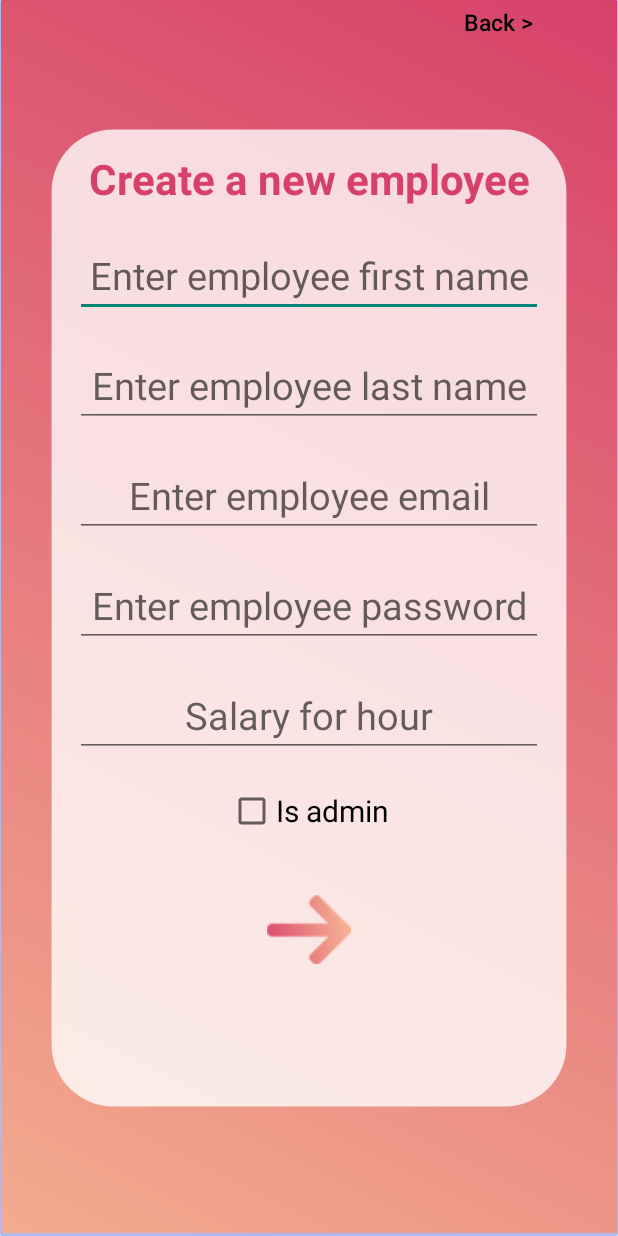
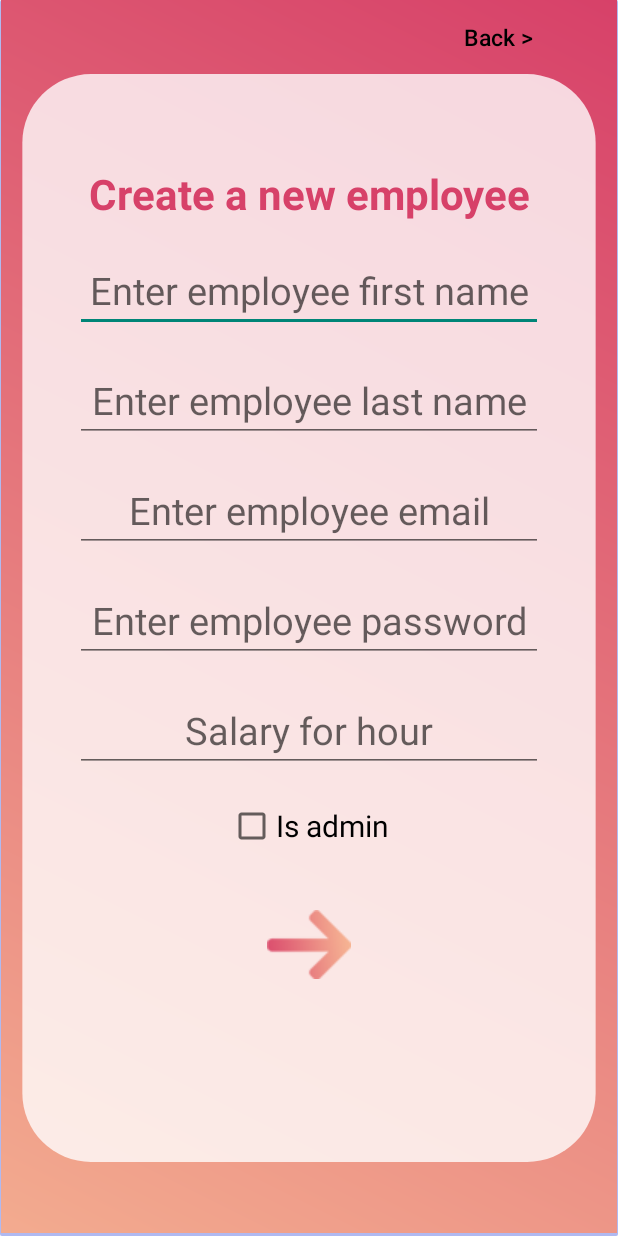
Before and after one commit to Maorm2/ShiftManagment, an Android app: the fragment NewEmployeeFragment shown on its own in the app's theme, on a phone screen of 412 x 824 dp. Run offline under Robolectric (Android 15) with nearby library versions, the phone set to English and light mode, and no system bars; our stand-ins replace Firebase (no records; nobody signed in at launch, a user with empty details on screens opened directly).

```diff
--- a/app/src/main/res/layout/activity_admin_page_view.xml
+++ b/app/src/main/res/layout/activity_admin_page_view.xml
@@ -78,7 +78,6 @@
             android:paddingBottom="14dp"
             android:layout_margin="40dp"
             android:background="@drawable/blue_button"
-            android:textStyle="bold"
             android:textAllCaps="false"/>
     </LinearLayout>
 
@@ -122,7 +121,6 @@
             android:paddingBottom="14dp"
             android:layout_margin="40dp"
             android:background="@drawable/blue_button"
-            android:textStyle="bold"
             android:textAllCaps="false"/>
     </LinearLayout>
 
--- a/app/src/main/res/layout/activity_employee_page_view.xml
+++ b/app/src/main/res/layout/activity_employee_page_view.xml
@@ -74,7 +74,6 @@
             android:paddingTop="14dp"
             android:paddingBottom="14dp"
             android:background="@drawable/blue_button"
-            android:textStyle="bold"
             android:textAllCaps="false"
             android:layout_marginRight="30dp"
             android:layout_marginLeft="30dp"/>
@@ -122,7 +121,6 @@
             android:layout_marginRight="30dp"
             android:layout_marginLeft="30dp"
             android:background="@drawable/blue_button"
-            android:textStyle="bold"
             android:textAllCaps="false"/>
     </LinearLayout>
 
@@ -164,7 +162,6 @@
             android:layout_marginRight="30dp"
             android:layout_marginLeft="30dp"
             android:background="@drawable/blue_button"
-            android:textStyle="bold"
             android:textAllCaps="false"/>
     </LinearLayout>
 
--- a/app/src/main/res/layout/activity_employee_shift_view.xml
+++ b/app/src/main/res/layout/activity_employee_shift_view.xml
@@ -18,7 +18,7 @@
             android:text="Choose your shifts for next week:"
             android:layout_marginLeft="7dp"
             android:textColor="@color/colorstyle3"
-            android:textSize="18sp"/>
+            android:textSize="20sp"/>
 
     </RelativeLayout>
 
--- a/app/src/main/res/layout/add_new_employee.xml
+++ b/app/src/main/res/layout/add_new_employee.xml
@@ -14,7 +14,7 @@
             android:layout_width="match_parent"
             android:layout_height="match_parent"
             android:src="@drawable/white_curve"
-            android:layout_margin="30dp">
+            android:layout_margin="10dp">
 
         </ImageView>
         <LinearLayout
@@ -37,6 +37,7 @@
             android:layout_height="30dp"
             android:layout_marginEnd="5dp"
             android:layout_marginRight="20dp"
+            android:layout_marginTop="10dp"
             android:layout_marginBottom="10dp"
             android:layout_gravity="right"
             android:background="@android:color/transparent"
--- a/app/src/main/res/layout/emloyee_list_requests.xml
+++ b/app/src/main/res/layout/emloyee_list_requests.xml
@@ -28,6 +28,8 @@
         android:layout_marginRight="25dp"
         android:layout_marginLeft="25dp"
         android:text="Publish Shifts"
+        android:layout_margin="40dp"
+        android:background="@drawable/blue_button"
         android:textAllCaps="false"
         android:id="@+id/publish_shifts_btn"
         />
--- a/app/src/main/res/layout/employee_shifts_list_requests.xml
+++ b/app/src/main/res/layout/employee_shifts_list_requests.xml
@@ -23,6 +23,8 @@
             android:layout_height="wrap_content"
             android:layout_marginBottom="20dp"
             android:layout_marginLeft="25dp"
+            android:layout_margin="40dp"
+            android:background="@drawable/blue_button"
             android:text="Apply"
             android:id="@+id/manager_requests_apply_btn"
             android:textAllCaps="false"
```
